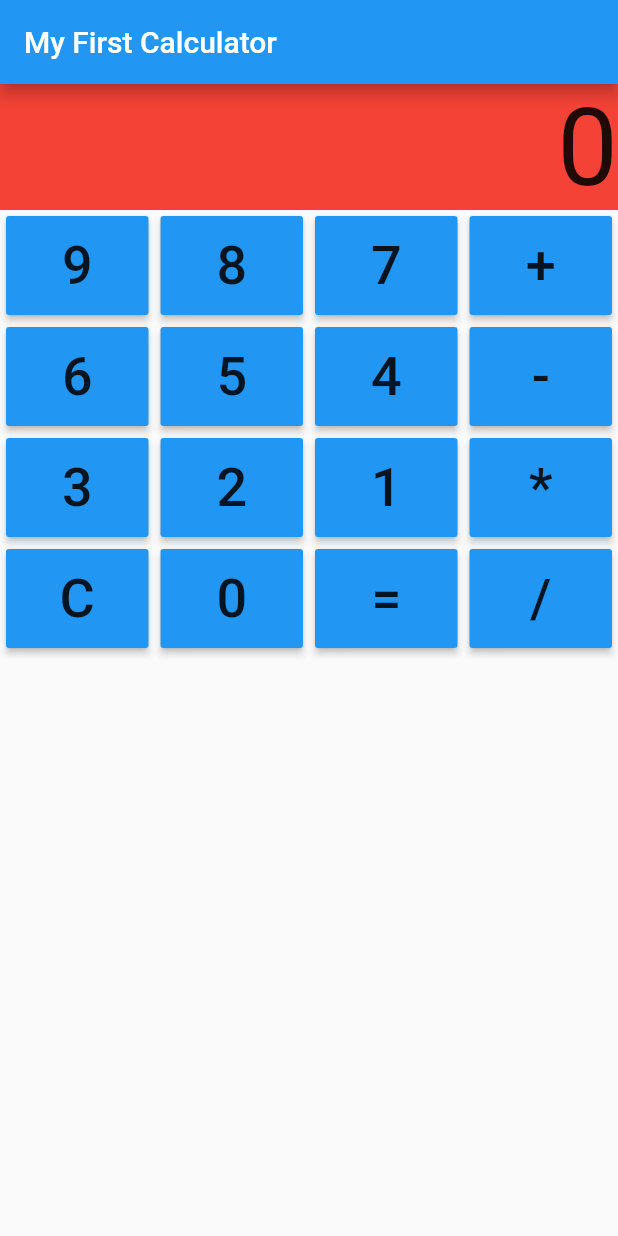
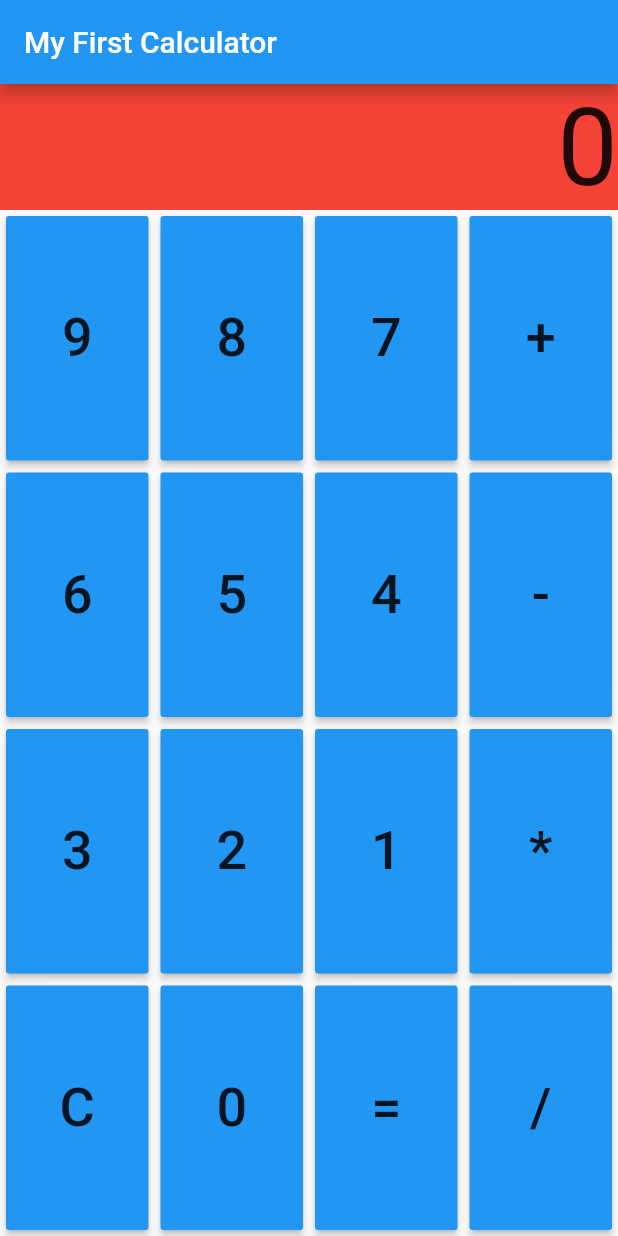
Before and after one commit to ricardohui/dart-flutter-helloworld, a Flutter app: the screen it shows after launch, on a phone screen of 412 x 824 dp. Run offline on Flutter 3.47's test engine with Material 2 defaults, Android fonts, the phone set to English and light mode, and no system bars.

Commit message:
responsive height on the buttons

```diff
--- a/lib/main.dart
+++ b/lib/main.dart
@@ -30,10 +30,12 @@ class _MyAppState extends State<MyApp> {
           mainAxisSize: MainAxisSize.max,
           children: <Widget>[
             new DisplayBar(displayText: displayText),
-            Container(
+            Expanded(
+              child: Container(
                   child: Column(
                 children: <Widget>[
-                Row(
+                  Expanded(
+                    child: Row(
                       children: <Widget>[
                         Keypad(
                           displayText: '9',
@@ -53,7 +55,9 @@ class _MyAppState extends State<MyApp> {
                         ),
                       ],
                     ),
-                Row(
+                  ),
+                  Expanded(
+                    child: Row(
                       children: <Widget>[
                         Keypad(
                           displayText: '6',
@@ -73,7 +77,9 @@ class _MyAppState extends State<MyApp> {
                         ),
                       ],
                     ),
-                Row(
+                  ),
+                  Expanded(
+                    child: Row(
                       children: <Widget>[
                         Keypad(
                           displayText: '3',
@@ -93,7 +99,9 @@ class _MyAppState extends State<MyApp> {
                         ),
                       ],
                     ),
-                Row(
+                  ),
+                  Expanded(
+                    child: Row(
                       children: <Widget>[
                         Keypad(
                           displayText: 'C',
@@ -113,8 +121,10 @@ class _MyAppState extends State<MyApp> {
                         ),
                       ],
                     ),
+                  ),
                 ],
-            ))
+              )),
+            )
           ],
         )),
       ),
```
Lines whose indentation alone changed are shown as unchanged.
